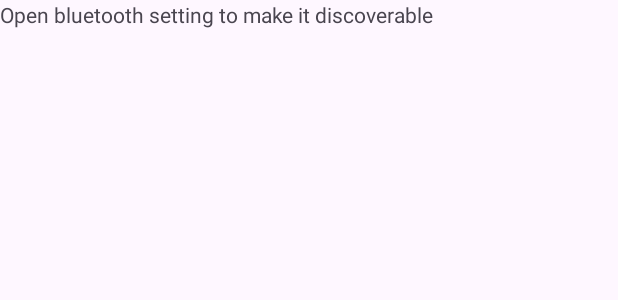
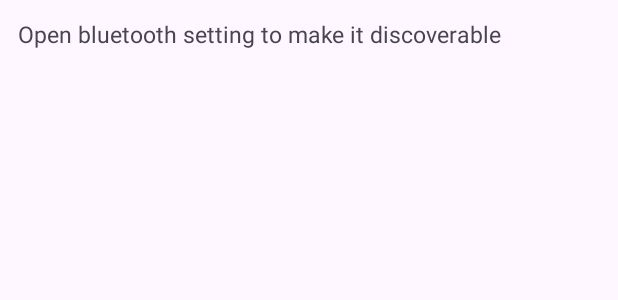
Before and after one commit to m10090/nearify, an Android app built with Jetpack Compose: the layout activity_device_list.xml on its own in the app's theme, with its tools: preview values and no code run, on a phone screen of 412 x 824 dp. Shown: the top 300 px of the screen. Run offline under Robolectric (Android 15) with nearby library versions, the phone set to English and light mode, and no system bars.

Commit message:
impl: Device Cart by araby

```diff
--- a/app/src/main/java/com/example/nearify/ui/view/ActionNotification.kt
+++ b/app/src/main/java/com/example/nearify/ui/view/ActionNotification.kt
@@ -43,7 +43,7 @@ class ActionNotification : Fragment() {
             val notifications = db.actionDao().getAllActions
 
                withContext(Dispatchers.Main) {
-                val context = requireContext()
+
                 if (notifications.isNotEmpty()) {
                     notifications.forEach { x ->
                         val action = x.action
--- a/app/src/main/res/layout/activity_device_list.xml
+++ b/app/src/main/res/layout/activity_device_list.xml
@@ -1,11 +1,11 @@
 <?xml version="1.0" encoding="utf-8"?>
-<LinearLayout xmlns:android="http://schemas.android.com/apk/res/android"
+<androidx.constraintlayout.widget.ConstraintLayout xmlns:android="http://schemas.android.com/apk/res/android"
     xmlns:app="http://schemas.android.com/apk/res-auto"
     xmlns:tools="http://schemas.android.com/tools"
     android:id="@+id/main"
     android:layout_width="match_parent"
     android:layout_height="match_parent"
-    android:orientation="vertical"
+    app:flexDirection="column"
     tools:context=".ui.view.AddDeviceList">
 
     <TextView
@@ -13,27 +13,38 @@
         android:layout_width="match_parent"
         android:layout_height="wrap_content"
         android:text="Open bluetooth setting to make it discoverable"
+        android:textFontWeight="@integer/material_motion_duration_long_2"
+        android:padding="12dp"
+        android:textSize="15dp"
         app:layout_constraintTop_toTopOf="parent"
-        tools:layout_editor_absoluteX="0dp" />
-
+        />
     <ScrollView
         android:layout_width="match_parent"
-        android:layout_height="match_parent">
+        android:layout_height="wrap_content"
+        android:layout_marginTop="60dp"
+        app:layout_constraintTop_toBottomOf="@id/textView"
+        app:layout_constraintBottom_toBottomOf="parent"
+        android:paddingBottom="20dp"
+        android:layout_marginBottom="20dp"
+        >
 
         <LinearLayout
             android:id="@+id/bluetooth_list"
             android:layout_width="match_parent"
             android:layout_height="wrap_content"
-            android:orientation="vertical"
-            android:rowCount="2"
+            app:flexDirection="column"
             app:layout_constraintBottom_toBottomOf="parent"
             app:layout_constraintEnd_toEndOf="parent"
             app:layout_constraintHorizontal_bias="1.0"
             app:layout_constraintStart_toStartOf="parent"
             app:layout_constraintTop_toBottomOf="@+id/textView"
-            app:layout_constraintVertical_bias="0.02">
+            app:layout_constraintVertical_bias="0.02"
+            android:orientation="vertical">
+
+
 
 
         </LinearLayout>
     </ScrollView>
-</LinearLayout>
+
+</androidx.constraintlayout.widget.ConstraintLayout>
--- a/app/src/main/res/layout/activity_main.xml
+++ b/app/src/main/res/layout/activity_main.xml
@@ -5,10 +5,12 @@
     xmlns:tools="http://schemas.android.com/tools"
     android:layout_width="match_parent"
     android:layout_height="match_parent"
-    tools:context=".MainActivity">
+    tools:context=".MainActivity"
+    >
     <androidx.constraintlayout.widget.ConstraintLayout
         android:layout_width="match_parent"
-        android:layout_height="match_parent" >
+        android:layout_height="match_parent"
+        android:id="@+id/main_activity" >
 
 
     <FrameLayout
--- a/app/src/main/res/menu/bottom_menu.xml
+++ b/app/src/main/res/menu/bottom_menu.xml
@@ -13,7 +13,8 @@
 
     <item
         android:title=""
-        android:enabled="true" />
+        android:enabled="false"
+        />
     <item
         android:id="@+id/add_device_btn"
         android:title="Add"
```
Also changed, not shown: app/src/main/java/com/example/nearify/MainActivity.kt (+7 -6 lines), app/src/main/java/com/example/nearify/ui/theme/Color.kt (+7 -1 lines), app/src/main/java/com/example/nearify/ui/view/AddDeviceList.kt (+48 -34 lines), app/src/main/java/com/example/nearify/ui/view/composables/DeviceCart.kt (+105 -34 lines).
